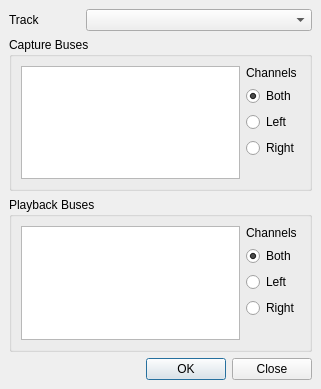
Above: src/traverso/ui/BusSelectorDialog.ui from ErwanLegrand/Traverso-DAW before the change. Below: the same form after it.
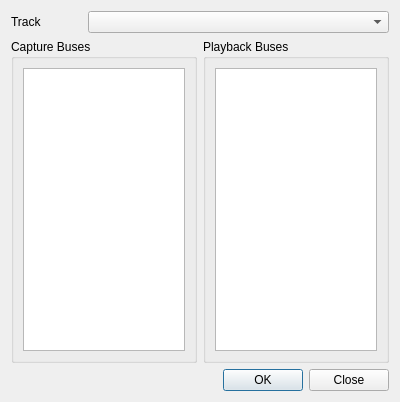
That is the form after the change.

Commit message: Re-designed the bus selector dialog

Patch:
```diff
--- a/src/traverso/ui/BusSelectorDialog.ui
+++ b/src/traverso/ui/BusSelectorDialog.ui
@@ -1,38 +1,30 @@
 <ui version="4.0" >
  <class>BusSelectorDialog</class>
- <widget class="QWidget" name="BusSelectorDialog" >
-  <property name="geometry" >
+ <widget class="QWidget" name="BusSelectorDialog">
+  <property name="geometry">
    <rect>
     <x>0</x>
     <y>0</y>
-    <width>321</width>
-    <height>389</height>
+    <width>400</width>
+    <height>402</height>
    </rect>
   </property>
   <property name="windowTitle" >
    <string>Bus Selector</string>
   </property>
-  <layout class="QVBoxLayout" >
-   <property name="margin" >
-    <number>9</number>
-   </property>
-   <property name="spacing" >
-    <number>6</number>
-   </property>
+  <layout class="QVBoxLayout" name="verticalLayout">
    <item>
-    <layout class="QHBoxLayout" >
-     <property name="margin" >
-      <number>0</number>
-     </property>
-     <property name="spacing" >
+    <layout class="QHBoxLayout">
+     <property name="spacing">
       <number>6</number>
      </property>
+     <property name="margin">
+      <number>0</number>
+     </property>
      <item>
-      <widget class="QLabel" name="label_3" >
-       <property name="sizePolicy" >
-        <sizepolicy>
-         <hsizetype>0</hsizetype>
-         <vsizetype>0</vsizetype>
+      <widget class="QLabel" name="label_3">
+       <property name="sizePolicy">
+        <sizepolicy hsizetype="Fixed" vsizetype="Fixed">
          <horstretch>2</horstretch>
          <verstretch>0</verstretch>
         </sizepolicy>
@@ -56,11 +48,9 @@
       </spacer>
      </item>
      <item>
-      <widget class="QComboBox" name="trackComboBox" >
-       <property name="sizePolicy" >
-        <sizepolicy>
-         <hsizetype>5</hsizetype>
-         <vsizetype>0</vsizetype>
+      <widget class="QComboBox" name="trackComboBox">
+       <property name="sizePolicy">
+        <sizepolicy hsizetype="Preferred" vsizetype="Fixed">
          <horstretch>4</horstretch>
          <verstretch>0</verstretch>
         </sizepolicy>
@@ -70,156 +60,52 @@
     </layout>
    </item>
    <item>
-    <widget class="QGroupBox" name="groupBox_2" >
-     <property name="title" >
-      <string>Capture Buses</string>
-     </property>
-     <layout class="QHBoxLayout" >
-      <property name="margin" >
-       <number>9</number>
-      </property>
-      <property name="spacing" >
-       <number>6</number>
-      </property>
-      <item>
-       <widget class="QListWidget" name="busesListWidget" />
-      </item>
-      <item>
-       <layout class="QVBoxLayout" >
-        <property name="margin" >
-         <number>0</number>
-        </property>
-        <property name="spacing" >
+    <layout class="QHBoxLayout" name="horizontalLayout">
+     <item>
+      <widget class="QGroupBox" name="captureBusesGroupBox">
+       <property name="title">
+        <string>Capture Buses</string>
+       </property>
+       <layout class="QHBoxLayout">
+        <property name="spacing">
          <number>6</number>
         </property>
+        <property name="margin">
+         <number>9</number>
+        </property>
         <item>
-         <widget class="QLabel" name="label_2" >
-          <property name="text" >
-           <string>Channels</string>
-          </property>
-         </widget>
+         <widget class="QListWidget" name="captureBusesListWidget"/>
         </item>
-        <item>
-         <widget class="QRadioButton" name="radioBoth" >
-          <property name="text" >
-           <string>Both</string>
-          </property>
-          <property name="checked" >
-           <bool>true</bool>
-          </property>
-         </widget>
-        </item>
-        <item>
-         <widget class="QRadioButton" name="radioLeftOnly" >
-          <property name="text" >
-           <string>Left</string>
-          </property>
-         </widget>
-        </item>
-        <item>
-         <widget class="QRadioButton" name="radioRightOnly" >
-          <property name="text" >
-           <string>Right</string>
-          </property>
-         </widget>
-        </item>
-        <item>
-         <spacer>
-          <property name="orientation" >
-           <enum>Qt::Vertical</enum>
-          </property>
-          <property name="sizeHint" >
-           <size>
-            <width>20</width>
-            <height>1</height>
-           </size>
-          </property>
-         </spacer>
-        </item>
        </layout>
-      </item>
-     </layout>
-    </widget>
-   </item>
-   <item>
-    <widget class="QGroupBox" name="playbackBusesGroupBox" >
-     <property name="title" >
-      <string>Playback Buses</string>
-     </property>
-     <layout class="QHBoxLayout" >
-      <property name="margin" >
-       <number>9</number>
-      </property>
-      <property name="spacing" >
-       <number>6</number>
-      </property>
-      <item>
-       <widget class="QListWidget" name="busesListWidgetPlayback" />
-      </item>
-      <item>
-       <layout class="QVBoxLayout" >
-        <property name="margin" >
-         <number>0</number>
-        </property>
-        <property name="spacing" >
+      </widget>
+     </item>
+     <item>
+      <widget class="QGroupBox" name="playbackBusesGroupBox">
+       <property name="title">
+        <string>Playback Buses</string>
+       </property>
+       <layout class="QHBoxLayout">
+        <property name="spacing">
          <number>6</number>
         </property>
+        <property name="margin">
+         <number>9</number>
+        </property>
         <item>
-         <widget class="QLabel" name="label_5" >
-          <property name="text" >
-           <string>Channels</string>
-          </property>
-         </widget>
+         <widget class="QListWidget" name="playbackBusesListWidget"/>
         </item>
-        <item>
-         <widget class="QRadioButton" name="radioBothPlayback" >
-          <property name="text" >
-           <string>Both</string>
-          </property>
-          <property name="checked" >
-           <bool>true</bool>
-          </property>
-         </widget>
-        </item>
-        <item>
-         <widget class="QRadioButton" name="radioLeftOnlyPlayback" >
-          <property name="text" >
-           <string>Left</string>
-          </property>
-         </widget>
-        </item>
-        <item>
-         <widget class="QRadioButton" name="radioRightOnlyPlayback" >
-          <property name="text" >
-           <string>Right</string>
-          </property>
-         </widget>
-        </item>
-        <item>
-         <spacer>
-          <property name="orientation" >
-           <enum>Qt::Vertical</enum>
-          </property>
-          <property name="sizeHint" >
-           <size>
-            <width>20</width>
-            <height>1</height>
-           </size>
-          </property>
-         </spacer>
-        </item>
        </layout>
-      </item>
-     </layout>
-    </widget>
+      </widget>
+     </item>
+    </layout>
    </item>
    <item>
-    <widget class="QDialogButtonBox" name="buttonBox" >
-     <property name="orientation" >
+    <widget class="QDialogButtonBox" name="buttonBox">
+     <property name="orientation">
       <enum>Qt::Horizontal</enum>
      </property>
-     <property name="standardButtons" >
-      <set>QDialogButtonBox::Close|QDialogButtonBox::NoButton|QDialogButtonBox::Ok</set>
+     <property name="standardButtons">
+      <set>QDialogButtonBox::Close|QDialogButtonBox::Ok</set>
      </property>
     </widget>
    </item>
```
Left out of the diff: 11 changed lines with no effect on the pictures. The commit also changes 1 other file.
